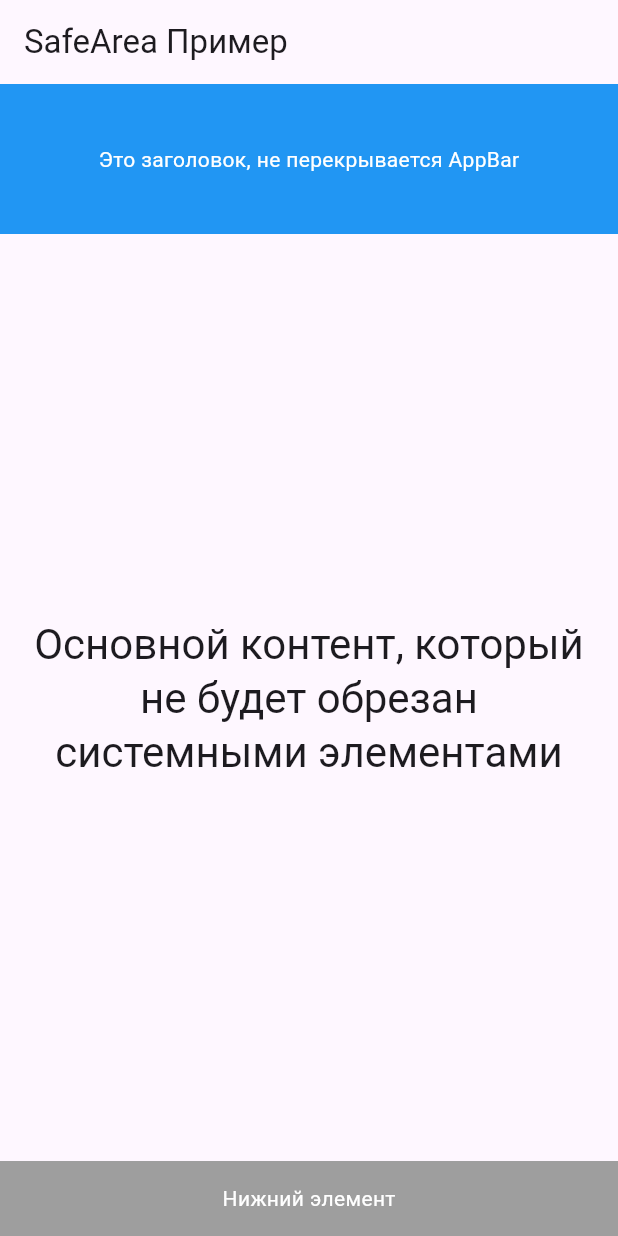
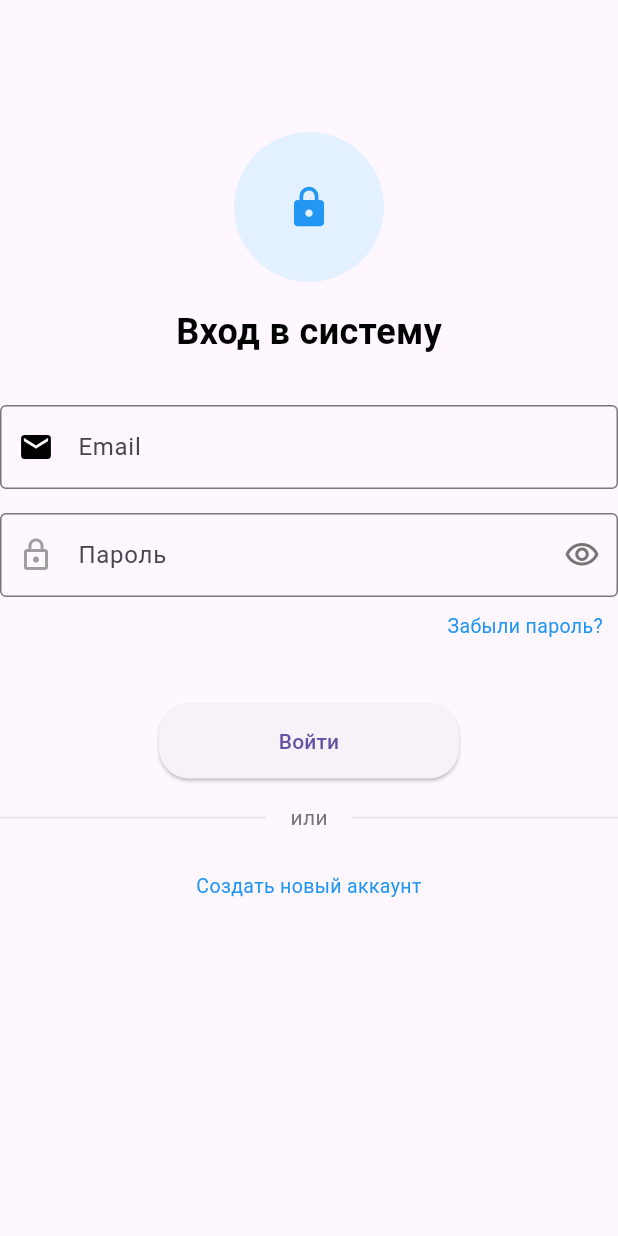
Before and after one commit to AlexeyBloodless1978/FlutterHomeWorks, a Flutter app: the screen it shows after launch, on a phone screen of 412 x 824 dp. Run offline on Flutter 3.47's test engine with Material 3 defaults, Android fonts, the light colour scheme and no system bars.

Commit message:
add lesson9 HW

```diff
--- /dev/null
+++ b/lesson9/lib/login_form.dart
@@ -0,0 +1,250 @@
+import 'package:flutter/material.dart';
+
+class LoginForm extends StatefulWidget {
+  const LoginForm({super.key});
+
+  @override
+  State<LoginForm> createState() => _LoginFormState();
+}
+
+class _LoginFormState extends State<LoginForm> {
+  final _formKey = GlobalKey<FormState>();
+
+  bool _obscureText = true;
+  bool _isGoodData = false;
+
+  final _emailController = TextEditingController();
+  final _passwordController = TextEditingController();
+
+  void _recoveryPassword() {
+    ScaffoldMessenger.of(context).showSnackBar(
+      SnackBar(
+        backgroundColor: Colors.black,
+        padding: EdgeInsetsGeometry.only(top: 20, left: 20, bottom: 40),
+        content: Text(
+          'Функция востановления пароля',
+          style: TextStyle(color: Colors.white),
+        ),
+      ),
+    );
+  }
+
+  void _createNewAccaunt() {
+    ScaffoldMessenger.of(context).showSnackBar(
+      SnackBar(
+        backgroundColor: Colors.green,
+        padding: EdgeInsetsGeometry.only(top: 20, left: 20, bottom: 40),
+        content: Text(
+          'Переход к регистрации',
+          style: TextStyle(color: Colors.white),
+        ),
+      ),
+    );
+  }
+
+  @override
+  void dispose() {
+    // Очищаем контроллеры при удалении виджета
+
+    _emailController.dispose();
+    _passwordController.dispose();
+    super.dispose();
+  }
+
+  void _loginInApp() async {
+    setState(() {
+      _isGoodData = true;
+    });
+
+    // Проверяем валидность формы
+    final isValid = _formKey.currentState!.validate();
+
+    await Future.delayed(Duration(seconds: 2));
+
+    if (isValid) {
+      // Если форма валидна, обрабатываем данные
+      ScaffoldMessenger.of(context).showSnackBar(
+        SnackBar(
+          backgroundColor: Colors.green,
+          padding: EdgeInsetsGeometry.only(top: 20, left: 20, bottom: 40),
+          content: Text('Вход выполнен успешно'),
+        ),
+      );
+    }
+
+    setState(() {
+      _isGoodData = false;
+    });
+  }
+
+  @override
+  Widget build(BuildContext context) {
+    return Form(
+      key: _formKey, // Ключ формы
+      child: Column(
+        children: [
+          const SizedBox(height: 32),
+
+          Container(
+            width: 100,
+            height: 100,
+            decoration: BoxDecoration(
+              color: Color(0x80c9e9FF), // цвет круга
+              shape: BoxShape.circle, // делаем круг
+              // Можно добавить градиент или тень:
+              // gradient: LinearGradient(...),
+              // boxShadow: [...],
+            ),
+            child: const Icon(
+              Icons.lock, // иконка замка
+              color: Colors.blue, // цвет иконки
+              size: 30,
+            ),
+          ),
+
+          const SizedBox(height: 16),
+
+          const Text(
+            'Вход в систему',
+            style: TextStyle(
+              fontSize: 24,
+              fontWeight: FontWeight.bold,
+              color: Colors.black,
+            ),
+          ),
+
+          const SizedBox(height: 32),
+
+          TextFormField(
+            controller: _emailController,
+            decoration: InputDecoration(
+              labelText: 'Email',
+              hintText: 'Введите email',
+              prefixIcon: Icon(Icons.email, color: Colors.black),
+              border: OutlineInputBorder(),
+            ),
+            keyboardType: TextInputType.emailAddress,
+            validator: (value) {
+              if (value == null || value.isEmpty) {
+                return 'Пожалуйста, введите email';
+              }
+              if (!value.contains('@')) {
+                return 'Введите корректный email';
+              }
+              return null;
+            },
+          ),
+
+          const SizedBox(height: 16),
+
+          TextFormField(
+            controller: _passwordController,
+            obscureText: _obscureText ?? true,
+            decoration: InputDecoration(
+              labelText: 'Пароль',
+              hintText: 'Введите ваш пароль',
+              border: OutlineInputBorder(),
+              prefixIcon: Icon(Icons.lock_outline, color: Colors.grey),
+              suffixIcon: IconButton(
+                icon: Icon(
+                  _obscureText
+                      ? Icons.visibility_outlined
+                      : Icons.visibility_off_outlined,
+                  color: Colors.grey[600],
+                ),
+                onPressed: () {
+                  setState(() {
+                    _obscureText = !_obscureText;
+                  });
+                },
+              ),
+            ),
+            validator: (value) {
+              if (value == null || value.isEmpty) {
+                return 'Пожалуйста, введите пароль';
+              }
+
+              if (value.length < 6) {
+                return 'Пароль должен быть не менее 6 символов';
+              }
+              return null;
+            },
+          ),
+
+          Align(
+            alignment: AlignmentGeometry.centerRight,
+            child: InkWell(
+              onTap: _recoveryPassword,
+              child: Padding(
+                padding: EdgeInsetsGeometry.symmetric(
+                  vertical: 10,
+                  horizontal: 10,
+                ),
+                child: const Text(
+                  'Забыли пароль?',
+                  textAlign: TextAlign.right,
+                  style: TextStyle(fontSize: 13, color: Colors.blue),
+                ),
+              ),
+            ),
+          ),
+
+          const SizedBox(height: 32),
+
+          ElevatedButton(
+            onPressed: _loginInApp,
+            style: ElevatedButton.styleFrom(
+              minimumSize: Size(200, 50),
+              shape: RoundedRectangleBorder(
+                borderRadius: BorderRadius.circular(20),
+              ),
+            ),
+            child: _isGoodData
+                ? CircularProgressIndicator(color: Colors.white)
+                : const Text('Войти'),
+          ),
+
+          const SizedBox(height: 16),
+
+          Row(
+            children: [
+              Expanded(
+                child: Divider(color: Colors.grey.shade300, thickness: 1),
+              ),
+              Padding(
+                padding: const EdgeInsets.symmetric(horizontal: 16),
+                child: Text(
+                  'или',
+                  style: TextStyle(color: Colors.grey.shade600),
+                ),
+              ),
+              Expanded(
+                child: Divider(color: Colors.grey.shade300, thickness: 1),
+              ),
+            ],
+          ),
+
+          const SizedBox(height: 16),
+
+          Align(
+            alignment: AlignmentGeometry.center,
+            child: InkWell(
+              onTap: _createNewAccaunt,
+              child: Padding(
+                padding: EdgeInsetsGeometry.symmetric(
+                  vertical: 10,
+                  horizontal: 10,
+                ),
+                child: const Text(
+                  'Создать новый аккаунт',
+                  textAlign: TextAlign.right,
+                  style: TextStyle(fontSize: 13, color: Colors.blue),
+                ),
+              ),
+            ),
+          ),
+        ],
+      ),
+    );
+  }
+}
--- a/lesson9/lib/main.dart
+++ b/lesson9/lib/main.dart
@@ -1,30 +1,28 @@
 import 'package:flutter/material.dart';
-//import 'my_home_page.dart';
+import 'login_form.dart';
 
 void main() {
   runApp(MyApp());
 }
-/*
+
 class MyApp extends StatelessWidget {
   const MyApp({super.key});
 
   @override
   Widget build(BuildContext context) {
     return MaterialApp(
-      title: 'lesson 9 login form',
-      debugShowCheckedModeBanner: false,
-      theme: ThemeData(
-        colorScheme: ColorScheme.fromSeed(seedColor: Colors.blueAccent),
+      home: Scaffold(
+        appBar: AppBar(
+          // title: const Text(''),
+        ),
+        // Оборачиваем body в SafeArea
+        body: SafeArea(child: const LoginForm()),
       ),
-      home: const MyHomePage(),
     );
   }
-}*/
+}
 
-
-class MyApp extends StatelessWidget {
-  const MyApp({super.key});
-
+/*
   @override
   Widget build(BuildContext context) {
     return MaterialApp(
@@ -66,4 +64,22 @@ class MyApp extends StatelessWidget {
       ),
     );
   }
-}
+
+ */
+
+/*
+class MyApp extends StatelessWidget {
+  const MyApp({super.key});
+
+  @override
+  Widget build(BuildContext context) {
+    return MaterialApp(
+      title: 'lesson 9 login form',
+      debugShowCheckedModeBanner: false,
+      theme: ThemeData(
+        colorScheme: ColorScheme.fromSeed(seedColor: Colors.blueAccent),
+      ),
+      home: const MyHomePage(),
+    );
+  }
+}*/
```
